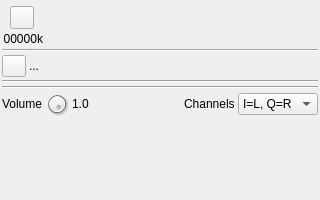
This is plugins/samplesink/audiooutput/audiooutputgui.ui in f4exb/sdrangel as Qt 5 draws it before an edit. The edited form follows.
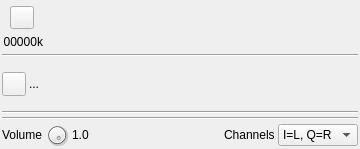
This is the edited form. Icons and pictures are not drawn. Custom widgets are drawn as their Qt base class.

Diff of the .ui file:
```diff
--- a/plugins/samplesink/audiooutput/audiooutputgui.ui
+++ b/plugins/samplesink/audiooutput/audiooutputgui.ui
@@ -6,8 +6,8 @@
    <rect>
     <x>0</x>
     <y>0</y>
-    <width>320</width>
-    <height>200</height>
+    <width>360</width>
+    <height>149</height>
    </rect>
   </property>
   <property name="sizePolicy">
@@ -18,8 +18,8 @@
   </property>
   <property name="minimumSize">
    <size>
-    <width>320</width>
-    <height>200</height>
+    <width>360</width>
+    <height>0</height>
    </size>
   </property>
   <property name="font">
@@ -257,23 +257,6 @@
      </item>
     </layout>
    </item>
-   <item>
-    <layout class="QHBoxLayout" name="padLayout">
-     <item>
-      <spacer name="verticalPadSpacer">
-       <property name="orientation">
-        <enum>Qt::Vertical</enum>
-       </property>
-       <property name="sizeHint" stdset="0">
-        <size>
-         <width>20</width>
-         <height>40</height>
-        </size>
-       </property>
-      </spacer>
-     </item>
-    </layout>
-   </item>
   </layout>
  </widget>
  <customwidgets>
```
